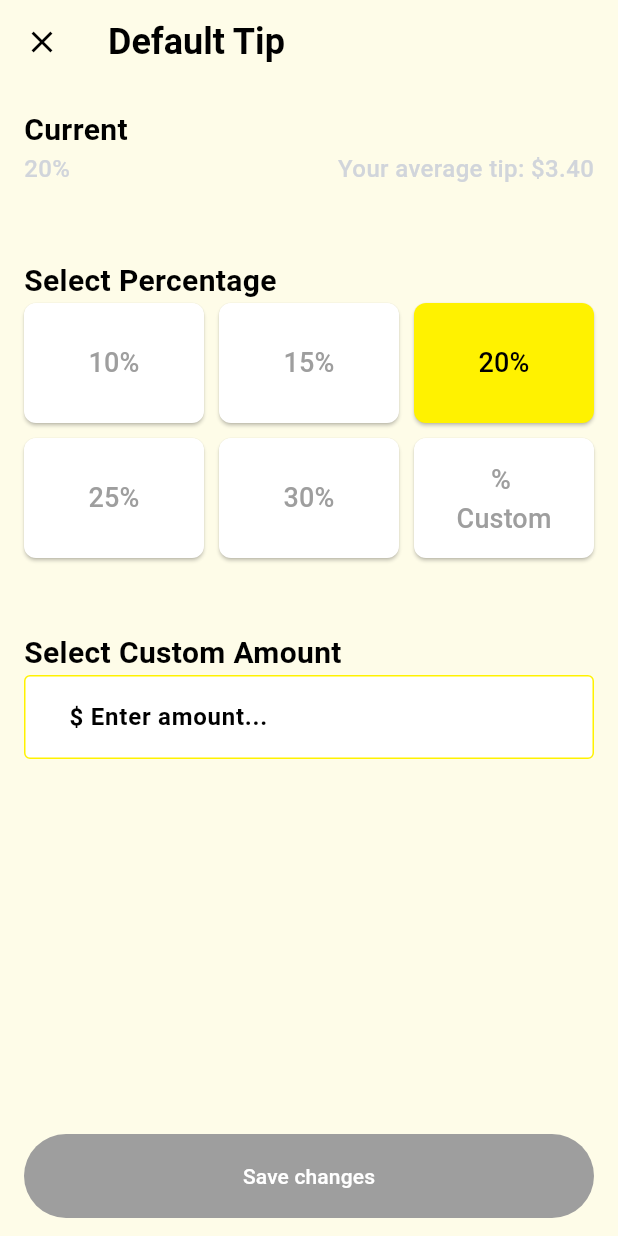
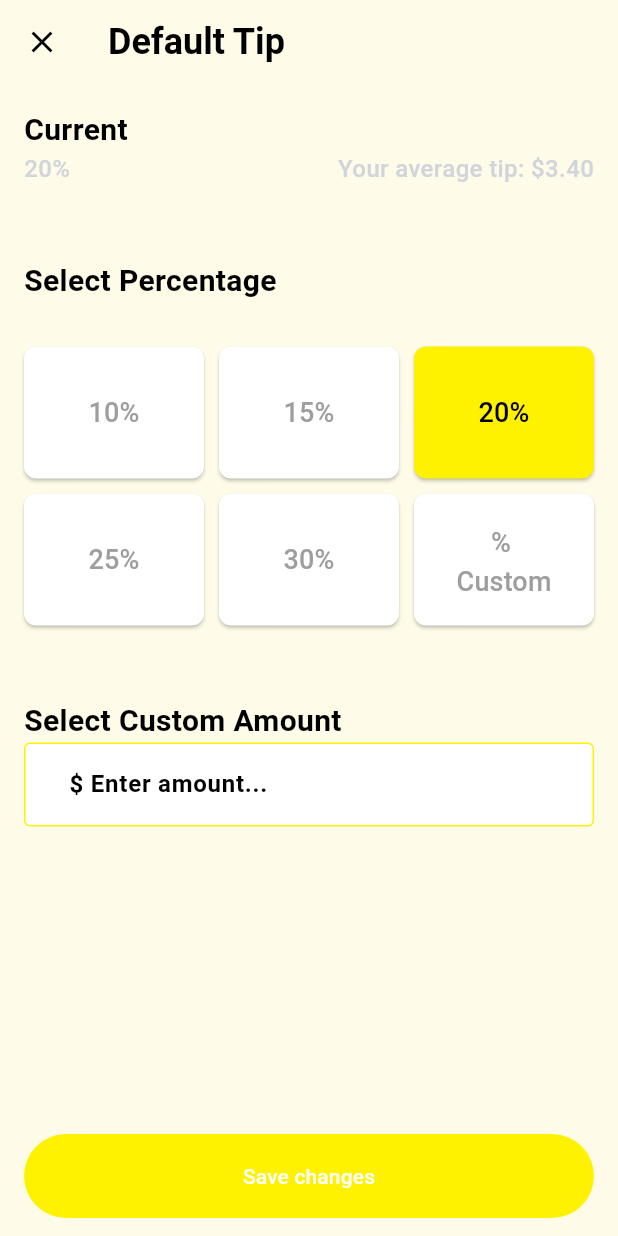
Before and after one commit to russellanderson325/ZipAppMobile, a Flutter app: the DefaultTipScreen screen opened directly, after a tap on "20%", on a phone screen of 412 x 824 dp. Run offline on Flutter 3.47's test engine with Material 3 defaults, Android fonts, the phone set to English and light mode, and no system bars; our stand-ins replace cloud_firestore, cloud_functions, firebase_auth, firebase_core, firebase_messaging, firebase_storage and 10 more; missing offline and left inert: flutter_polyline_points, flutter_stripe, google_place_plus, location_permissions, mailto, strings; accounts and stored records are empty; Roboto replaces fonts that are missing (Lexend).

Commit message:
Default Tip Screen

```diff
--- a/lib/ui/screens/default_tip_screen.dart
+++ b/lib/ui/screens/default_tip_screen.dart
@@ -14,45 +14,76 @@ class DefaultTipScreen extends StatefulWidget {
 class _DefaultTipScreenState extends State<DefaultTipScreen> {
   final FirebaseFirestore _firestore = FirebaseFirestore.instance;
   UserService userService = UserService();
-  double tipAmount = 20.0; // Default value for demonstration
-  bool hasChanged = false; // Tracks if a new percentage was selected
+  double tipAmount = 20.0;
+  bool hasChanged = false;
+  bool isCustomAmountSelected = false;
 
   @override
   void initState() {
     super.initState();
+    loadSavedTipAmount();
+  }
+
+  Future<void> loadSavedTipAmount() async {
+    try {
+      DocumentSnapshot userDoc = await _firestore.collection('users').doc(userService.userID).get();
+      if (userDoc.exists && userDoc.data() != null) {
+        Map<String, dynamic> data = userDoc.data() as Map<String, dynamic>;
+        if (data.containsKey('defaultTip')) {
+          setState(() {
+            tipAmount = data['defaultTip'].toDouble();
+            // Determine whether the stored tip amount is a percentage or a dollar amount
+            isCustomAmountSelected = tipAmount >= 1.0;
+          });
+        }
+      }
+    } catch (e) {
+      print("Error loading saved tip amount: $e");
+    }
   }
 
   void updateDefaultTip(double newTip) {
-    if (newTip != tipAmount && !hasChanged) {
+    if (newTip != tipAmount) {
       setState(() {
+        tipAmount = newTip;
         hasChanged = true;
-      });
-    } else if (newTip == tipAmount && hasChanged) {
-      setState(() {
-        hasChanged = false;
+        isCustomAmountSelected = true; // Set custom amount selected to true when updating tip amount
       });
     }
-    setState(() {
-      tipAmount = newTip;
-    });
-    print("Updating default tip to: $tipAmount");
+  }
+
+  Future<void> saveChanges() async {
+    if (hasChanged) {
+      try {
+        await _firestore.collection('users').doc(userService.userID).update({
+          'defaultTip': tipAmount,
+        });
+        ScaffoldMessenger.of(context).showSnackBar(
+          SnackBar(content: Text('Changes saved successfully')),
+        );
+        setState(() {
+          hasChanged = false;
+        });
+      } catch (e) {
+        print("Error saving changes: $e");
+        ScaffoldMessenger.of(context).showSnackBar(
+          SnackBar(content: Text('Failed to save changes')),
+        );
+      }
+    }
   }
 
   void showCustomTipDialog() {
+    TextEditingController _customTipController = TextEditingController();
     showDialog(
       context: context,
       builder: (BuildContext context) {
-        TextEditingController _customTipController = TextEditingController();
         return AlertDialog(
-          title: const Text('Enter Custom Tip'),
+          title: const Text('Enter Custom Tip Percentage'),
           content: TextField(
             controller: _customTipController,
             keyboardType: TextInputType.number,
-            decoration: const InputDecoration(
-              hintText: 'Custom Tip Percentage',
-              prefixText: '% ',
-              border: OutlineInputBorder(),
-            ),
+            decoration: const InputDecoration(hintText: 'Tip percentage', prefixText: '% '),
           ),
           actions: <Widget>[
             TextButton(
@@ -65,7 +96,7 @@ class _DefaultTipScreenState extends State<DefaultTipScreen> {
                 double? customTip = double.tryParse(_customTipController.text);
                 if (customTip != null) {
                   updateDefaultTip(customTip);
-                  Navigator.of(context).pop();
+                  Navigator.of(context).pop(); // Close the dialog
                 }
               },
             ),
@@ -76,19 +107,22 @@ class _DefaultTipScreenState extends State<DefaultTipScreen> {
   }
 
   Widget percentageButton(String percentage, {bool isCustom = false}) {
-    bool isSelected = isCustom ? false : (tipAmount == double.parse(percentage));
+    bool isSelected = isCustom ? tipAmount != 20.0 && tipAmount != 10.0 && tipAmount != 15.0 && tipAmount != 25.0 && tipAmount != 30.0 : tipAmount == double.tryParse(percentage);
     return ElevatedButton(
       onPressed: () {
         if (isCustom) {
           showCustomTipDialog();
         } else {
           updateDefaultTip(double.parse(percentage));
+          setState(() {
+            isCustomAmountSelected = false; // Set custom amount selected to false when selecting a percentage
+          });
         }
       },
       style: ElevatedButton.styleFrom(
         backgroundColor: isSelected ? ZipColors.zipYellow : Colors.white,
         shape: RoundedRectangleBorder(borderRadius: BorderRadius.circular(8)),
-        padding: EdgeInsets.symmetric(vertical: 15),
+        padding: EdgeInsets.symmetric(vertical: 20),
       ),
       child: Text(
         isCustom ? '     %\nCustom' : '$percentage%',
@@ -101,16 +135,13 @@ class _DefaultTipScreenState extends State<DefaultTipScreen> {
   Widget build(BuildContext context) {
     return Scaffold(
       appBar: AppBar(
-        leading: IconButton(
-          icon: const Icon(Icons.close, color: Colors.black),
-          onPressed: () => Navigator.of(context).pop(),
-        ),
+        leading: IconButton(icon: const Icon(Icons.close, color: Colors.black), onPressed: () => Navigator.pop(context)),
         title: Text('Default Tip', style: ZipDesign.pageTitleText.copyWith(color: Colors.black)),
         backgroundColor: ZipColors.primaryBackground,
         elevation: 0,
       ),
       backgroundColor: ZipColors.primaryBackground,
-      body: Padding(
+      body: SingleChildScrollView(
         padding: const EdgeInsets.all(16.0),
         child: Column(
           crossAxisAlignment: CrossAxisAlignment.start,
@@ -119,22 +150,23 @@ class _DefaultTipScreenState extends State<DefaultTipScreen> {
             Row(
               mainAxisAlignment: MainAxisAlignment.spaceBetween,
               children: [
-                Text('${tipAmount.toStringAsFixed(0)}%', style: ZipDesign.bodyText.copyWith(color: ZipColors.lightGray)),
+                Text(isCustomAmountSelected ?  '${tipAmount.toStringAsFixed(2)}%' : '${tipAmount.toStringAsFixed(0)}%', style: ZipDesign.bodyText.copyWith(color: ZipColors.lightGray)), // Display tipAmount in dollars or percentage
                 Text('Your average tip: \$3.40', style: ZipDesign.bodyText.copyWith(color: ZipColors.lightGray)),
               ],
             ),
             const SizedBox(height: 20),
-            Text('\nSelect Percentage', style: ZipDesign.sectionTitleText.copyWith(color: Colors.black)),
+            Text('\nSelect Percentage\n', style: ZipDesign.sectionTitleText.copyWith(color: Colors.black)),
             GridView.count(
               shrinkWrap: true,
               physics: const NeverScrollableScrollPhysics(),
               crossAxisCount: 3,
-              childAspectRatio: 1.5 / 1,
+              childAspectRatio: 1.5 / 1.1,
               mainAxisSpacing: 10,
               crossAxisSpacing: 10,
-              children: ['10', '15', '20', '25', '30'].map((percentage) {
-                return percentageButton(percentage);
-              }).toList()..add(percentageButton('Custom', isCustom: true)),
+              children: ['10', '15', '20', '25', '30']
+                  .map((percentage) => percentageButton(percentage))
+                  .toList()
+                ..add(percentageButton('% Custom', isCustom: true)),
             ),
             const SizedBox(height: 20),
             Text('\nSelect Custom Amount', style: ZipDesign.sectionTitleText.copyWith(color: Colors.black)),
@@ -143,6 +175,13 @@ class _DefaultTipScreenState extends State<DefaultTipScreen> {
               onChanged: (value) {
                 if (value.isNotEmpty) {
                   updateDefaultTip(double.parse(value));
+                  setState(() {
+                    isCustomAmountSelected = true;
+                  });
+                } else {
+                  setState(() {
+                    isCustomAmountSelected = false;
+                  });
                 }
               },
               decoration: InputDecoration(
@@ -150,7 +189,7 @@ class _DefaultTipScreenState extends State<DefaultTipScreen> {
                 fillColor: Colors.white,
                 hintText: '\$ Enter amount...',
                 hintStyle: ZipDesign.labelText.copyWith(color: Colors.black),
-                prefix: const Text('\$ ', style: TextStyle(color: Colors.black)),
+                prefixText: '\$ ',
                 enabledBorder: OutlineInputBorder(borderSide: BorderSide(color: ZipColors.zipYellow)),
               ),
             ),
@@ -162,13 +201,11 @@ class _DefaultTipScreenState extends State<DefaultTipScreen> {
         child: SafeArea(
           child: TextButton(
             style: TextButton.styleFrom(
-              backgroundColor: hasChanged ? ZipColors.zipYellow : Colors.grey, // Dynamically change the button color
+              backgroundColor: hasChanged ? ZipColors.zipYellow : Colors.grey,
               minimumSize: const Size(double.infinity, 50),
               padding: const EdgeInsets.symmetric(vertical: 15),
             ),
-            onPressed: hasChanged ? () {
-
-            } : null, // Disables the button if no change has occurred.
+            onPressed: hasChanged ? () => saveChanges() : null,
             child: const Text('Save changes', style: TextStyle(color: Colors.white)),
           ),
         ),
```
Also changed, not shown: lib/ui/screens/payments_screen.dart (+61 -62 lines), 1 other file.
